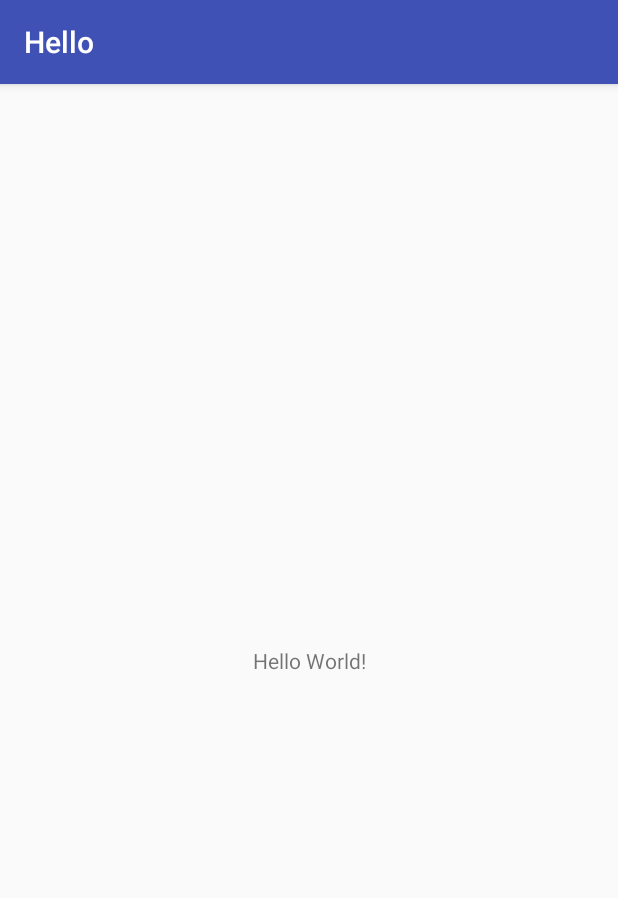
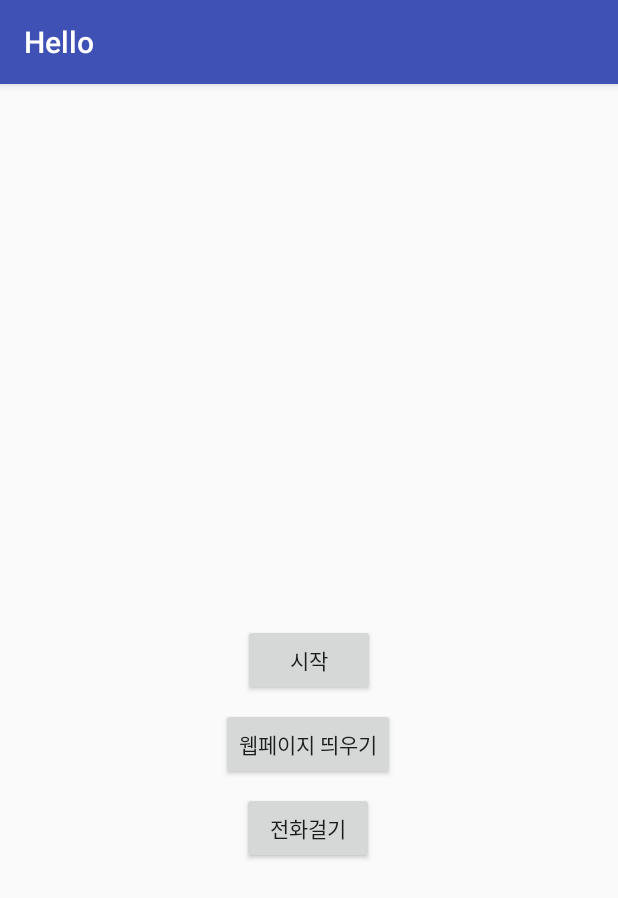
Before and after one commit to ideptor/doitandroid, an Android app: the screen it shows after launch (MainActivity), on a phone screen of 412 x 824 dp. Shown: the top 898 px of the screen. Run offline under Robolectric (Android 15) with nearby library versions, the phone set to English and light mode, and no system bars.

Commit message:
day02-05

```diff
--- a/Hello/app/src/main/java/org/androidtown/hello/MainActivity.java
+++ b/Hello/app/src/main/java/org/androidtown/hello/MainActivity.java
@@ -1,7 +1,11 @@
 package org.androidtown.hello;
 
+import android.content.Intent;
+import android.net.Uri;
 import android.support.v7.app.AppCompatActivity;
 import android.os.Bundle;
+import android.view.View;
+import android.widget.Toast;
 
 public class MainActivity extends AppCompatActivity {
 
@@ -10,4 +14,19 @@ public class MainActivity extends AppCompatActivity {
         super.onCreate(savedInstanceState);
         setContentView(R.layout.activity_main);
     }
+
+    public void onButton1Clicked(View view) {
+        Toast.makeText(getApplicationContext(), "시작 버튼이 눌러졌습니다.", Toast.LENGTH_LONG).show();
+    }
+
+    public void onButton2Clicked(View view) {
+        Intent intent = new Intent(Intent.ACTION_VIEW, Uri.parse("http://m.naver.com"));
+        startActivity(intent);
+    }
+
+
+    public void onButton3Clicked(View view) {
+        Intent intent = new Intent(Intent.ACTION_VIEW, Uri.parse("tel:010-1000-1000"));
+        startActivity(intent);
+    }
 }
--- a/Hello/app/src/main/res/layout/activity_main.xml
+++ b/Hello/app/src/main/res/layout/activity_main.xml
@@ -6,13 +6,45 @@
     android:layout_height="match_parent"
     tools:context=".MainActivity">
 
-    <TextView
+    <Button
+        android:id="@+id/button2"
         android:layout_width="wrap_content"
         android:layout_height="wrap_content"
-        android:text="Hello World!"
+        android:onClick="onButton1Clicked"
+        android:text="시작"
         app:layout_constraintBottom_toBottomOf="parent"
         app:layout_constraintLeft_toLeftOf="parent"
         app:layout_constraintRight_toRightOf="parent"
         app:layout_constraintTop_toTopOf="parent" />
 
+    <Button
+        android:id="@+id/button"
+        android:layout_width="wrap_content"
+        android:layout_height="wrap_content"
+        android:layout_marginEnd="149dp"
+        android:layout_marginLeft="147dp"
+        android:layout_marginRight="149dp"
+        android:layout_marginStart="147dp"
+        android:layout_marginTop="8dp"
+        android:onClick="onButton2Clicked"
+        android:text="웹페이지 띄우기"
+        app:layout_constraintEnd_toEndOf="parent"
+        app:layout_constraintStart_toStartOf="parent"
+        app:layout_constraintTop_toBottomOf="@+id/button2" />
+
+    <Button
+        android:id="@+id/button3"
+        android:layout_width="wrap_content"
+        android:layout_height="wrap_content"
+        android:layout_marginEnd="149dp"
+        android:layout_marginLeft="147dp"
+        android:layout_marginRight="149dp"
+        android:layout_marginStart="147dp"
+        android:layout_marginTop="8dp"
+        android:onClick="onButton3Clicked"
+        android:text="전화걸기"
+        app:layout_constraintEnd_toEndOf="parent"
+        app:layout_constraintStart_toStartOf="parent"
+        app:layout_constraintTop_toBottomOf="@+id/button" />
+
 </android.support.constraint.ConstraintLayout>
```
